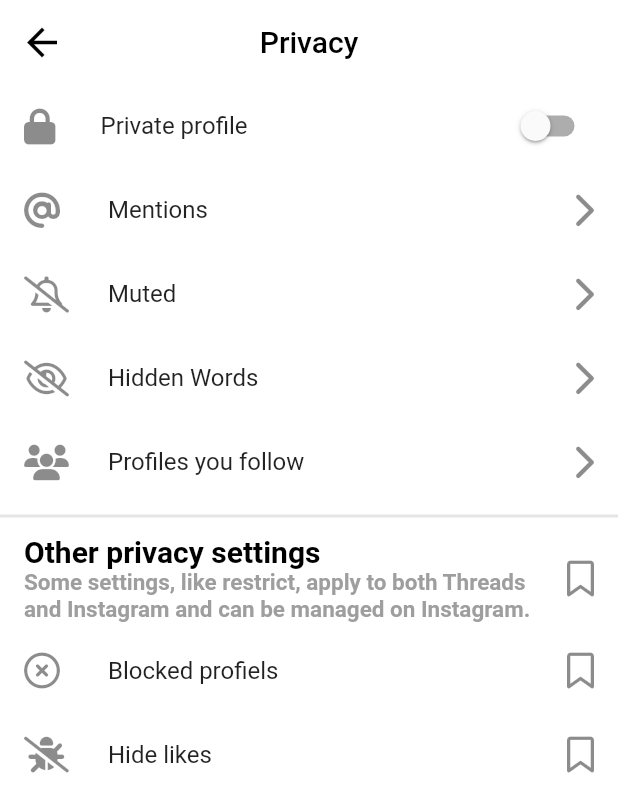
After one commit to dlrlfgh1210/flutter_challenge, a Flutter app: the SettingsScreen screen opened directly, after a tap on "privacy", on a phone screen of 412 x 824 dp. The commit adds this screen. Shown: the top 812 px of the screen. Run offline on Flutter 3.47's test engine with Material 2 defaults, Android fonts, the phone set to English and light mode, and no system bars; our stand-ins replace buttons_tabbar, easy_rich_text, font_awesome_flutter; network calls fail.

Commit message:
settings, privacy screen

```diff
--- /dev/null
+++ b/lib/privacy/privacy_screen.dart
@@ -0,0 +1,132 @@
+import 'package:flutter/material.dart';
+import 'package:font_awesome_flutter/font_awesome_flutter.dart';
+
+class PrivacyScreen extends StatefulWidget {
+  const PrivacyScreen({super.key});
+
+  @override
+  State<PrivacyScreen> createState() => _PrivacyScreenState();
+}
+
+class _PrivacyScreenState extends State<PrivacyScreen> {
+  bool _notifications = false;
+
+  void _onNotificationsChanged(bool? newValue) {
+    if (newValue == null) return;
+    setState(() {
+      _notifications = newValue;
+    });
+  }
+
+  @override
+  Widget build(BuildContext context) {
+    return Scaffold(
+      appBar: AppBar(
+        title: const Text(
+          "Privacy",
+        ),
+      ),
+      body: Column(
+        children: [
+          SwitchListTile(
+            value: _notifications,
+            onChanged: _onNotificationsChanged,
+            title: const Row(
+              children: [
+                FaIcon(
+                  FontAwesomeIcons.lock,
+                ),
+                SizedBox(
+                  width: 30,
+                ),
+                Text("Private profile"),
+              ],
+            ),
+          ),
+          const ListTile(
+            leading: FaIcon(
+              FontAwesomeIcons.at,
+            ),
+            title: Text("Mentions"),
+            trailing: FaIcon(
+              FontAwesomeIcons.chevronRight,
+            ),
+          ),
+          const ListTile(
+            leading: FaIcon(
+              FontAwesomeIcons.bellSlash,
+            ),
+            title: Text("Muted"),
+            trailing: FaIcon(
+              FontAwesomeIcons.chevronRight,
+            ),
+          ),
+          const ListTile(
+            leading: FaIcon(
+              FontAwesomeIcons.eyeSlash,
+            ),
+            title: Text("Hidden Words"),
+            trailing: FaIcon(
+              FontAwesomeIcons.chevronRight,
+            ),
+          ),
+          const ListTile(
+            leading: FaIcon(
+              FontAwesomeIcons.users,
+            ),
+            title: Text("Profiles you follow"),
+            trailing: FaIcon(
+              FontAwesomeIcons.chevronRight,
+            ),
+          ),
+          SizedBox(
+            width: 500,
+            child: Divider(
+              color: Colors.black.withOpacity(0.1),
+              thickness: 2.0,
+            ),
+          ),
+          const ListTile(
+            title: Text(
+              "Other privacy settings",
+              style: TextStyle(
+                fontWeight: FontWeight.bold,
+                fontSize: 20,
+                color: Colors.black,
+              ),
+            ),
+            subtitle: Text(
+              "Some settings, like restrict, apply to both Threads and Instagram and can be managed on Instagram.",
+              style: TextStyle(
+                fontSize: 15,
+                color: Colors.grey,
+                fontWeight: FontWeight.w700,
+              ),
+            ),
+            trailing: FaIcon(
+              FontAwesomeIcons.bookmark,
+            ),
+          ),
+          const ListTile(
+            leading: FaIcon(
+              FontAwesomeIcons.circleXmark,
+            ),
+            title: Text("Blocked profiels"),
+            trailing: FaIcon(
+              FontAwesomeIcons.bookmark,
+            ),
+          ),
+          const ListTile(
+            leading: FaIcon(
+              FontAwesomeIcons.bugSlash,
+            ),
+            title: Text("Hide likes"),
+            trailing: FaIcon(
+              FontAwesomeIcons.bookmark,
+            ),
+          ),
+        ],
+      ),
+    );
+  }
+}
--- a/lib/profile/profile_screen.dart
+++ b/lib/profile/profile_screen.dart
@@ -3,6 +3,7 @@ import 'package:font_awesome_flutter/font_awesome_flutter.dart';
 import 'package:nomad_flutter_challenge/home/home_post_container.dart';
 import 'package:nomad_flutter_challenge/profile/profile_tab_bar.dart';
 import 'package:nomad_flutter_challenge/profile/profile_user.dart';
+import 'package:nomad_flutter_challenge/setting/setting_screen.dart';
 
 class ProfileScreen extends StatefulWidget {
   const ProfileScreen({super.key});
@@ -12,16 +13,6 @@ class ProfileScreen extends StatefulWidget {
 }
 
 class _ProfileScreenState extends State<ProfileScreen> {
-  List<String> pageImage = [
-    "https://cdn.pixabay.com/photo/2017/09/25/13/12/puppy-2785074_960_720.jpg",
-    "https://cdn.pixabay.com/photo/2016/12/13/05/15/puppy-1903313_960_720.jpg",
-    "https://cdn.pixabay.com/photo/2016/02/18/18/37/puppy-1207816_960_720.jpg",
-    "https://cdn.pixabay.com/photo/2019/07/30/05/53/dog-4372036_960_720.jpg",
-    "https://cdn.pixabay.com/photo/2019/02/06/15/18/puppy-3979350_960_720.jpg",
-    "https://dimg.donga.com/wps/NEWS/IMAGE/2022/01/28/111500268.2.jpg",
-    "https://newsimg.sedaily.com/2023/04/10/29O8ZA6BWK_1.jpg",
-  ];
-
   @override
   Widget build(BuildContext context) {
     return SafeArea(
@@ -47,7 +38,14 @@ class _ProfileScreenState extends State<ProfileScreen> {
                       ),
                     ),
                     IconButton(
-                      onPressed: () {},
+                      onPressed: () {
+                        Navigator.push(
+                          context,
+                          MaterialPageRoute(
+                            builder: (context) => const SettingsScreen(),
+                          ),
+                        );
+                      },
                       icon: const FaIcon(
                         FontAwesomeIcons.list,
                       ),
--- a/lib/profile/profile_user.dart
+++ b/lib/profile/profile_user.dart
@@ -62,7 +62,7 @@ class ProfileUser extends StatelessWidget {
               const CircleAvatar(
                 radius: 40,
                 foregroundImage: NetworkImage(
-                  "https://cdn.9oodnews.com/news/photo/202204/16142_23757_5022.jpg",
+                  "https://ssl.pstatic.net/mimgnews/image/144/2023/09/04/0000910939_001_20230904154401286.jpg",
                 ),
               )
             ],
--- /dev/null
+++ b/lib/setting/setting_screen.dart
@@ -0,0 +1,111 @@
+import 'package:flutter/material.dart';
+import 'package:font_awesome_flutter/font_awesome_flutter.dart';
+import 'package:nomad_flutter_challenge/privacy/privacy_screen.dart';
+
+class SettingsScreen extends StatefulWidget {
+  const SettingsScreen({super.key});
+
+  @override
+  State<SettingsScreen> createState() => _SettingsScreenState();
+}
+
+class _SettingsScreenState extends State<SettingsScreen> {
+  @override
+  Widget build(BuildContext context) {
+    return Scaffold(
+      appBar: AppBar(
+        elevation: 1,
+        title: const Text(
+          "Settings",
+        ),
+      ),
+      body: Column(
+        children: [
+          const ListTile(
+            leading: FaIcon(
+              FontAwesomeIcons.userPlus,
+            ),
+            title: Text("Follow and invite friends"),
+          ),
+          const ListTile(
+            leading: FaIcon(
+              FontAwesomeIcons.bell,
+            ),
+            title: Text("Notifications"),
+          ),
+          ListTile(
+            onTap: () {
+              Navigator.push(
+                context,
+                MaterialPageRoute(
+                  builder: (context) => const PrivacyScreen(),
+                ),
+              );
+            },
+            leading: const FaIcon(
+              FontAwesomeIcons.lock,
+            ),
+            title: const Text("privacy"),
+          ),
+          const ListTile(
+            leading: FaIcon(
+              FontAwesomeIcons.circleUser,
+            ),
+            title: Text("Account"),
+          ),
+          const ListTile(
+            leading: FaIcon(
+              FontAwesomeIcons.waterLadder,
+            ),
+            title: Text("Help"),
+          ),
+          const ListTile(
+            leading: FaIcon(
+              FontAwesomeIcons.circleInfo,
+            ),
+            title: Text("About"),
+          ),
+          SizedBox(
+            width: 500,
+            child: Divider(
+              color: Colors.black.withOpacity(0.1),
+              thickness: 2.0,
+            ),
+          ),
+          ListTile(
+            title: const Text("Log out"),
+            textColor: Colors.blue.shade300,
+            onTap: () {
+              showDialog(
+                context: context,
+                builder: (context) => AlertDialog(
+                  title: const Text("Are you want to log out?"),
+                  actions: [
+                    TextButton(
+                      onPressed: () => Navigator.of(context).pop(),
+                      child: const Text(
+                        "No",
+                        style: TextStyle(
+                          color: Colors.red,
+                        ),
+                      ),
+                    ),
+                    TextButton(
+                      onPressed: () => Navigator.of(context).pop(),
+                      child: const Text(
+                        "Yes",
+                        style: TextStyle(
+                          color: Colors.blue,
+                        ),
+                      ),
+                    ),
+                  ],
+                ),
+              );
+            },
+          )
+        ],
+      ),
+    );
+  }
+}
```
